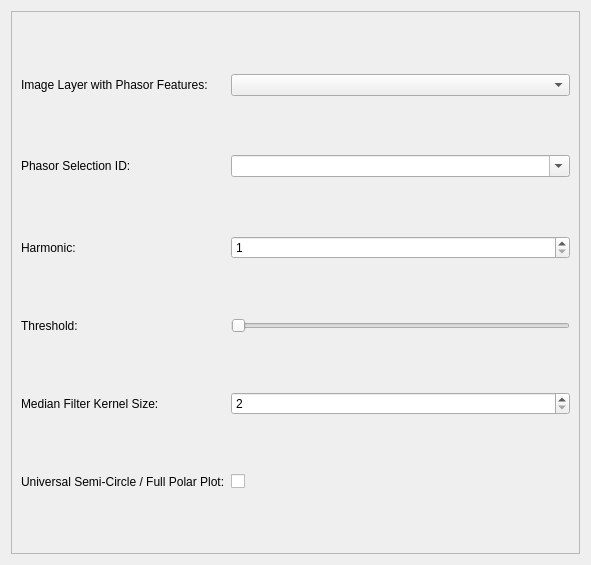
Qt form src/napari_phasors/ui/plotter_inputs_widget.ui (napari-phasors/napari-phasors) before a commit.
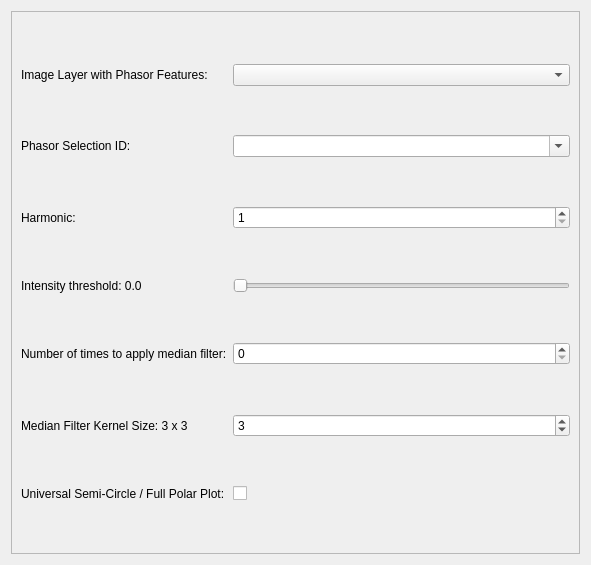
The same form after that commit.

Commit message: Implement filtering and thresholding for plotter (#40)

```diff
--- a/src/napari_phasors/ui/plotter_inputs_widget.ui
+++ b/src/napari_phasors/ui/plotter_inputs_widget.ui
@@ -13,8 +13,8 @@
   <property name="windowTitle">
    <string>Form</string>
   </property>
-  <layout class="QVBoxLayout" name="verticalLayout">
-   <item>
+  <layout class="QGridLayout" name="gridLayout_2">
+   <item row="0" column="0">
     <widget class="QScrollArea" name="scrollArea">
      <property name="minimumSize">
       <size>
@@ -30,32 +30,11 @@
        <rect>
         <x>0</x>
         <y>0</y>
-        <width>571</width>
-        <height>545</height>
+        <width>565</width>
+        <height>539</height>
        </rect>
       </property>
       <layout class="QGridLayout" name="gridLayout">
-       <item row="2" column="1">
-        <widget class="QSpinBox" name="harmonic_spinbox">
-         <property name="minimum">
-          <number>1</number>
-         </property>
-        </widget>
-       </item>
-       <item row="1" column="1">
-        <widget class="QComboBox" name="phasor_selection_id_combobox">
-         <property name="editable">
-          <bool>true</bool>
-         </property>
-        </widget>
-       </item>
-       <item row="2" column="0">
-        <widget class="QLabel" name="label">
-         <property name="text">
-          <string>Harmonic:</string>
-         </property>
-        </widget>
-       </item>
        <item row="0" column="0">
         <widget class="QLabel" name="label_6">
          <property name="text">
@@ -66,20 +45,6 @@
        <item row="0" column="1">
         <widget class="QComboBox" name="image_layer_with_phasor_features_combobox"/>
        </item>
-       <item row="3" column="0">
-        <widget class="QLabel" name="label_3">
-         <property name="text">
-          <string>Threshold:</string>
-         </property>
-        </widget>
-       </item>
-       <item row="4" column="0">
-        <widget class="QLabel" name="label_4">
-         <property name="text">
-          <string>Median Filter Kernel Size:</string>
-         </property>
-        </widget>
-       </item>
        <item row="1" column="0">
         <widget class="QLabel" name="label_2">
          <property name="text">
@@ -87,21 +52,69 @@
          </property>
         </widget>
        </item>
+       <item row="4" column="0">
+        <widget class="QLabel" name="label_7">
+         <property name="text">
+          <string>Number of times to apply median filter:</string>
+         </property>
+        </widget>
+       </item>
        <item row="3" column="1">
         <widget class="QSlider" name="threshold_slider">
+         <property name="maximum">
+          <number>200</number>
+         </property>
          <property name="orientation">
           <enum>Qt::Horizontal</enum>
          </property>
         </widget>
        </item>
-       <item row="4" column="1">
+       <item row="6" column="0">
+        <widget class="QLabel" name="label_5">
+         <property name="text">
+          <string>Universal Semi-Circle / Full Polar Plot:</string>
+         </property>
+        </widget>
+       </item>
+       <item row="1" column="1">
+        <widget class="QComboBox" name="phasor_selection_id_combobox">
+         <property name="editable">
+          <bool>true</bool>
+         </property>
+        </widget>
+       </item>
+       <item row="2" column="0">
+        <widget class="QLabel" name="label">
+         <property name="text">
+          <string>Harmonic:</string>
+         </property>
+        </widget>
+       </item>
+       <item row="2" column="1">
+        <widget class="QSpinBox" name="harmonic_spinbox">
+         <property name="minimum">
+          <number>1</number>
+         </property>
+        </widget>
+       </item>
+       <item row="5" column="1">
         <widget class="QSpinBox" name="median_filter_spinbox">
          <property name="minimum">
           <number>2</number>
          </property>
+         <property name="value">
+          <number>3</number>
+         </property>
         </widget>
        </item>
-       <item row="5" column="1">
+       <item row="3" column="0">
+        <widget class="QLabel" name="label_3">
+         <property name="text">
+          <string>Intensity threshold: 0.0</string>
+         </property>
+        </widget>
+       </item>
+       <item row="6" column="1">
         <widget class="QCheckBox" name="semi_circle_checkbox">
          <property name="text">
           <string/>
@@ -109,9 +122,19 @@
         </widget>
        </item>
        <item row="5" column="0">
-        <widget class="QLabel" name="label_5">
+        <widget class="QLabel" name="label_4">
          <property name="text">
-          <string>Universal Semi-Circle / Full Polar Plot:</string>
+          <string>Median Filter Kernel Size: 3 x 3</string>
+         </property>
+        </widget>
+       </item>
+       <item row="4" column="1">
+        <widget class="QSpinBox" name="median_filter_repetition_spinbox">
+         <property name="minimum">
+          <number>0</number>
+         </property>
+         <property name="value">
+          <number>0</number>
          </property>
         </widget>
        </item>
```
The commit also changes 10 other files.
